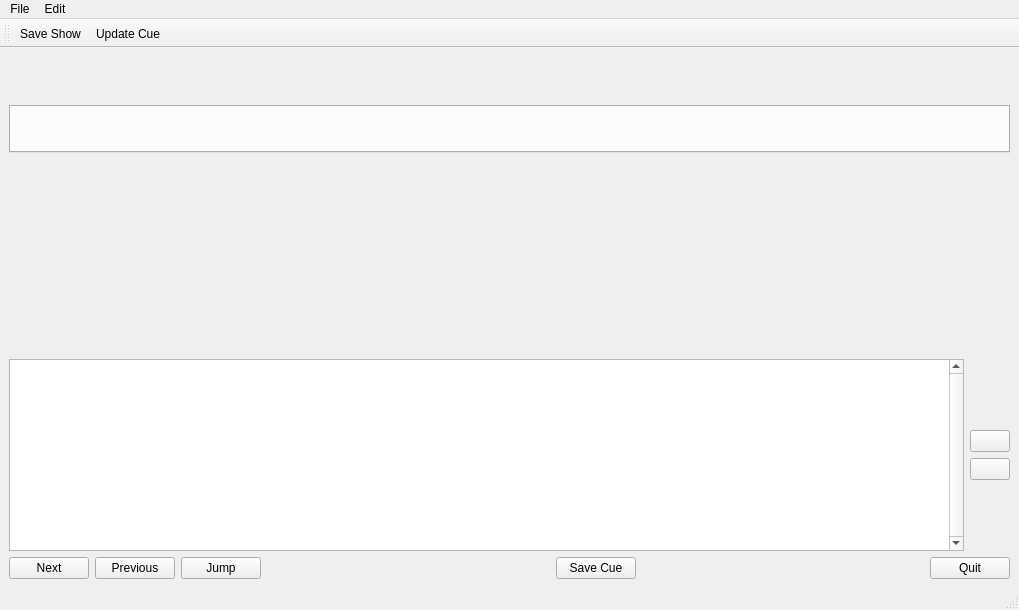
The window that ShowMixer/ShowMixer_r5.ui (ShowControl/ShowControl) describes before a commit, drawn with Qt 5.
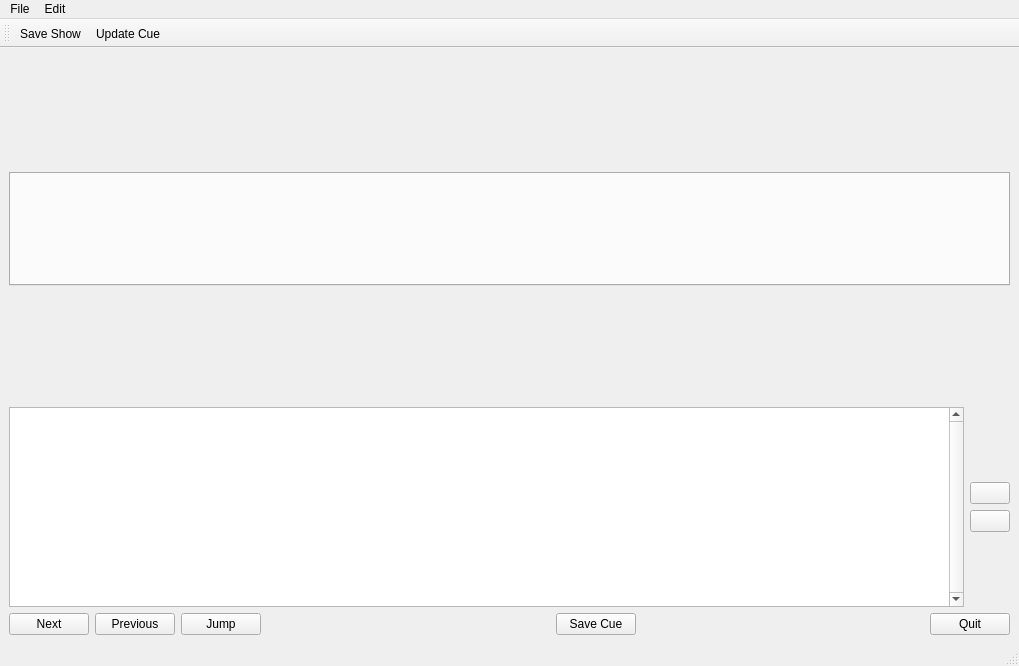
The same window after the commit. Icons and pictures are not drawn.

Commit message: updates to ShowMixer.py, added scroll button code, in CUes.py added direction argument to get_cue_mute_state

The edit to the form file:
```diff
--- a/ShowMixer/ShowMixer_r5.ui
+++ b/ShowMixer/ShowMixer_r5.ui
@@ -7,7 +7,7 @@
     <x>0</x>
     <y>0</y>
     <width>1019</width>
-    <height>610</height>
+    <height>666</height>
    </rect>
   </property>
   <property name="sizePolicy">
@@ -60,7 +60,7 @@
         <property name="sizeHint" stdset="0">
          <size>
           <width>20</width>
-          <height>200</height>
+          <height>50</height>
          </size>
         </property>
        </spacer>
@@ -69,6 +69,12 @@
        <layout class="QHBoxLayout" name="horizontalLayout_2">
         <item>
          <widget class="QTableView" name="tableView">
+          <property name="minimumSize">
+           <size>
+            <width>0</width>
+            <height>200</height>
+           </size>
+          </property>
           <property name="verticalScrollBarPolicy">
            <enum>Qt::ScrollBarAlwaysOn</enum>
           </property>
```
The commit also changes 8 other files.
